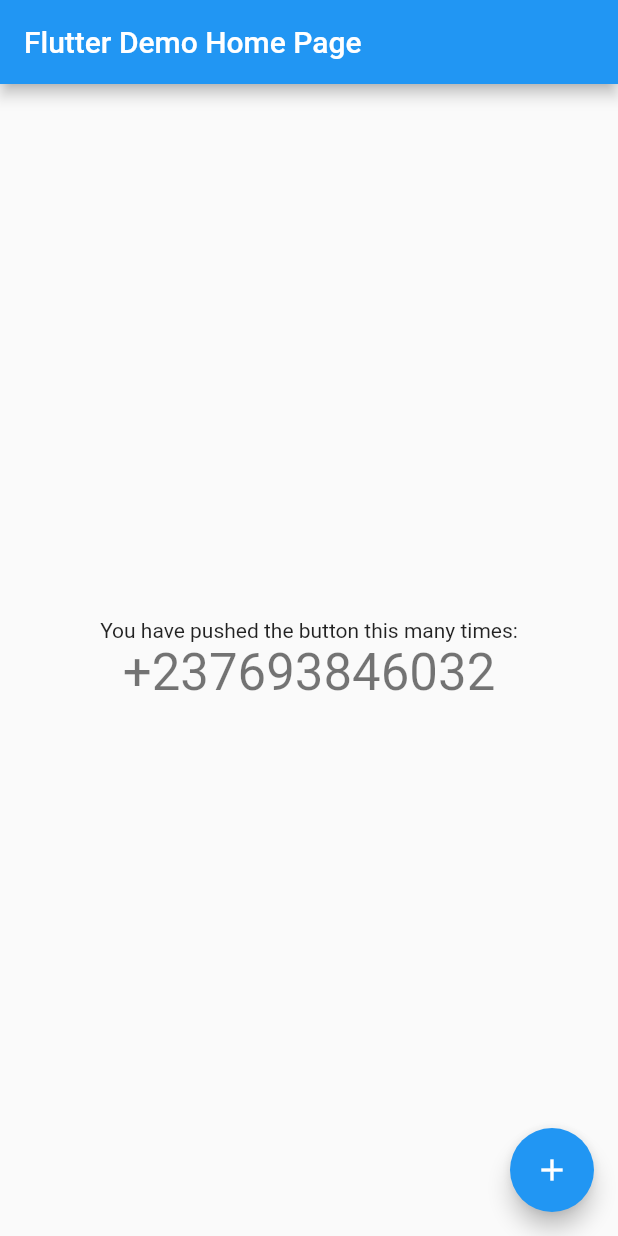
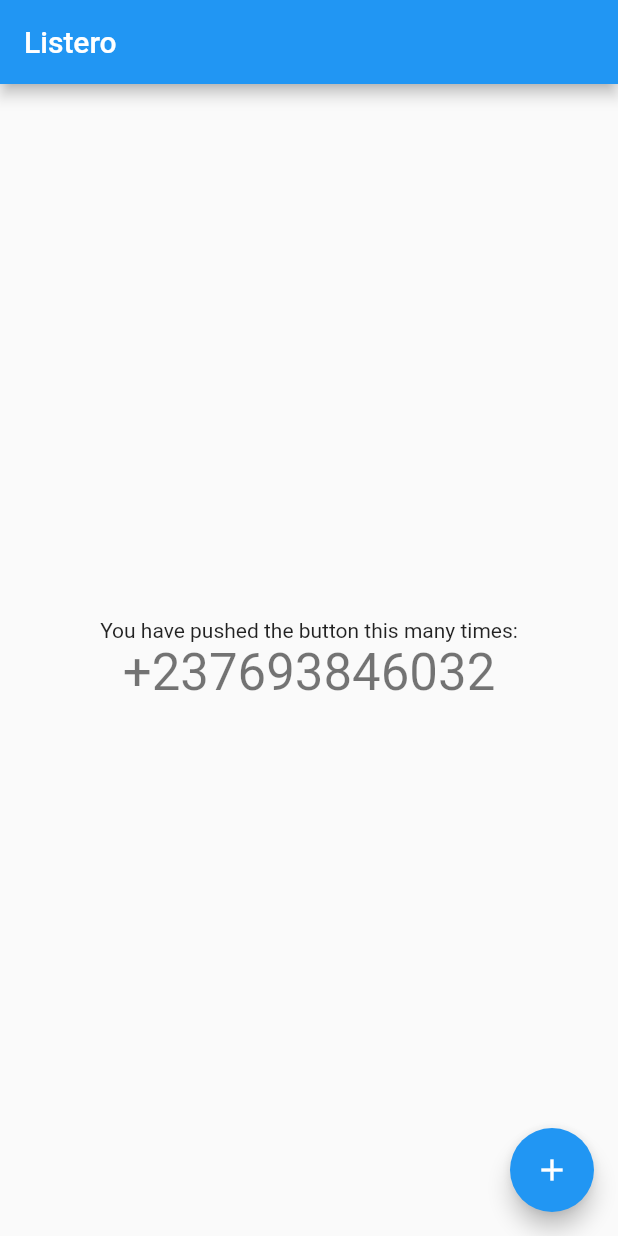
Before and after one commit to ArnolFokam/Listero-Just-List-Everything, a Flutter app: the screen it shows after launch, after a tap on the "add" icon, on a phone screen of 412 x 824 dp. Run offline on Flutter 3.47's test engine with Material 2 defaults, Android fonts, the phone set to English and light mode, and no system bars; our stand-ins replace bloc, dartz, firebase_auth, firebase_core, freezed_annotation, get_it and 2 more; accounts and stored records are empty; generated files the repository leaves out were written again.

Commit message:
Add environment

```diff
--- /dev/null
+++ b/lib/app_config.dart
@@ -0,0 +1,15 @@
+import 'package:flutter/material.dart';
+
+class AppConfig extends InheritedWidget {
+  const AppConfig({@required this.appName, @required Widget child})
+      : super(child: child);
+
+  final String appName;
+
+  static AppConfig of(BuildContext context) {
+    return context.dependOnInheritedWidgetOfExactType<AppConfig>();
+  }
+
+  @override
+  bool updateShouldNotify(InheritedWidget oldWidget) => false;
+}
--- a/lib/application/auth/sign_in/sign_in_event.dart
+++ b/lib/application/auth/sign_in/sign_in_event.dart
@@ -7,10 +7,10 @@ abstract class SignInEvent with _$SignInEvent {
       PhoneNumberChanged;
 
   const factory SignInEvent.sendVerificationCodePressed() =
-      sendVerificationCodePressed;
+      SendVerificationCodePressed;
 
   const factory SignInEvent.signInWithVerificationCodePressed() =
-      signInWithVerificationCodePressed;
+      SignInWithVerificationCodePressed;
 
   const factory SignInEvent.signInWithGooglePressed() = SignInWithGooglePressed;
 }
--- a/lib/main_prod.dart
+++ b/lib/main_prod.dart
@@ -1,12 +1,18 @@
 import 'package:firebase_core/firebase_core.dart';
 import 'package:flutter/material.dart';
 
+import 'app_config.dart';
 import 'environment.dart';
 import 'injection.dart';
-import 'main.dart';
+import 'presentation/main.dart';
 
 Future<void> main() async {
   configureInjection(Environment.prod);
+  WidgetsFlutterBinding.ensureInitialized();
   await Firebase.initializeApp();
-  runApp(MyApp());
+
+  runApp(AppConfig(
+    appName: 'Listero',
+    child: MyApp(),
+  ));
 }
--- a/lib/main.dart
+++ b/lib/presentation/main.dart
@@ -1,6 +1,7 @@
 import 'package:flutter/material.dart';
 
-import 'domain/core/value_objects/telephone_number.dart';
+import '../app_config.dart';
+import '../domain/core/value_objects/telephone_number.dart';
 
 class MyApp extends StatelessWidget {
   @override
@@ -11,7 +12,7 @@ class MyApp extends StatelessWidget {
         primarySwatch: Colors.blue,
         visualDensity: VisualDensity.adaptivePlatformDensity,
       ),
-      home: const MyHomePage(title: 'Flutter Demo Home Page'),
+      home: MyHomePage(title: AppConfig.of(context).appName),
     );
   }
 }
@@ -31,6 +32,7 @@ class _MyHomePageState extends State<MyHomePage> {
   void _incrementCounter(PhoneNumber phoneNumber) {
     setState(() {
       _counter = phoneNumber.value.getOrElse(() {
+        // ignore: avoid_print
         print('Some failure happened');
         return '+237693846032';
       });
```
Also changed, not shown: lib/application/auth/sign_in/sign_in_bloc.freezed.dart, 2 other files.
